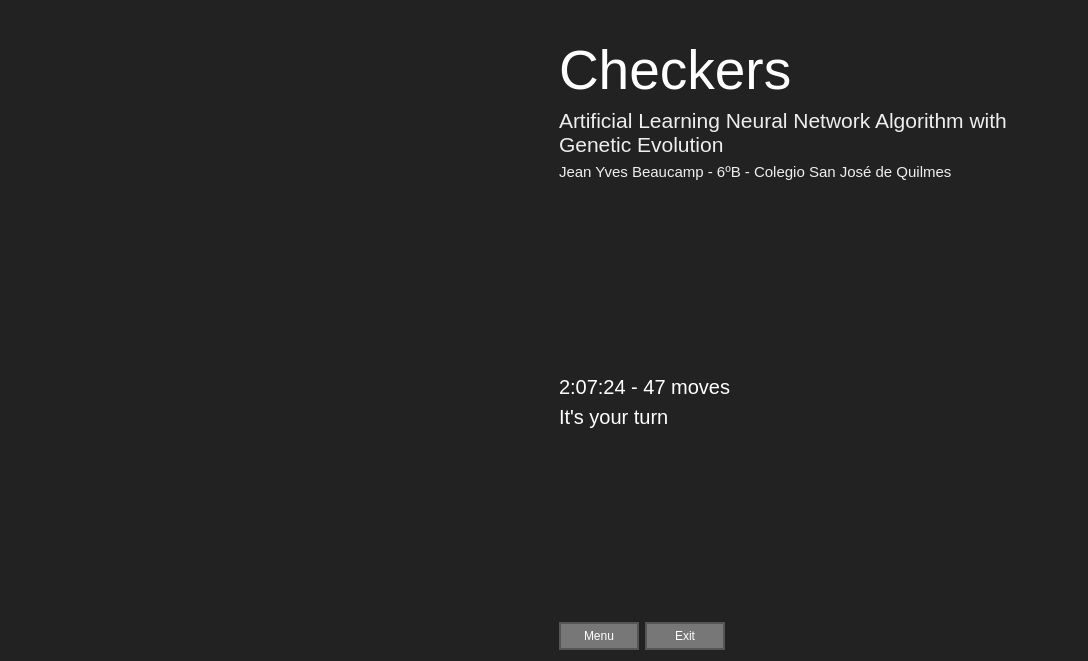
Qt form src/ui/playwindow.ui (jeanyvesb9/Project_Newton) before a commit.
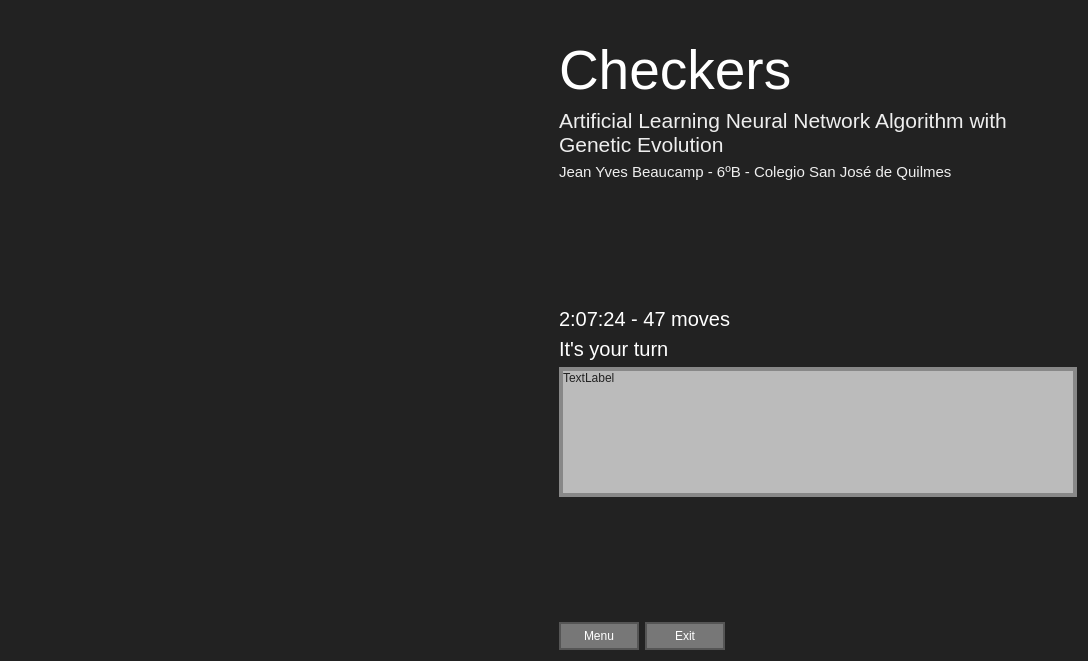
The same form after that commit.

What changed in the file:
```diff
--- a/src/ui/playwindow.ui
+++ b/src/ui/playwindow.ui
@@ -183,6 +183,38 @@
        </property>
       </widget>
      </item>
+     <item>
+      <widget class="QLabel" name="console_label">
+       <property name="minimumSize">
+        <size>
+         <width>0</width>
+         <height>130</height>
+        </size>
+       </property>
+       <property name="styleSheet">
+        <string notr="true">QLabel {
+	background: #BBBBBB;
+	border: 4px solid #888888;
+	color: #222222;
+}</string>
+       </property>
+       <property name="text">
+        <string>TextLabel</string>
+       </property>
+       <property name="alignment">
+        <set>Qt::AlignLeading|Qt::AlignLeft|Qt::AlignTop</set>
+       </property>
+       <property name="wordWrap">
+        <bool>true</bool>
+       </property>
+       <property name="margin">
+        <number>4</number>
+       </property>
+       <property name="indent">
+        <number>0</number>
+       </property>
+      </widget>
+     </item>
      <item>
       <spacer name="verticalSpacer_2">
        <property name="orientation">
```
